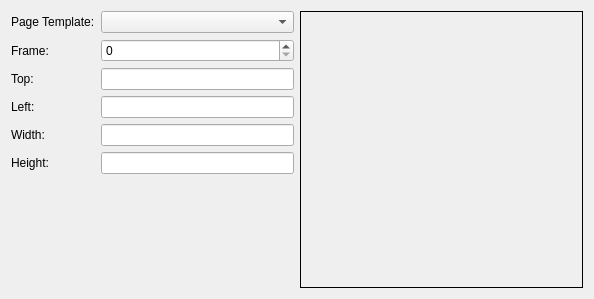
First picture: the form in gui/pagetemplates.ui, repository rafaelmartins/rst2pdf, before the edit.
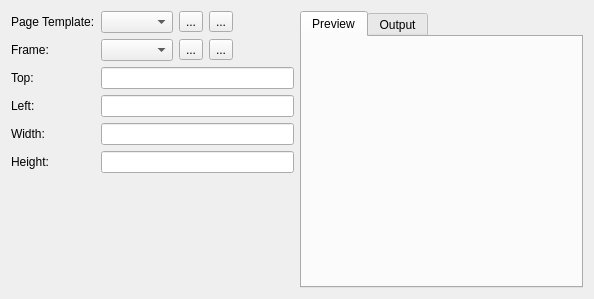
Second picture: the form after the edit. Icons and pictures are not drawn.

Commit message: Starting work in page template editor UI

```diff
--- a/gui/pagetemplates.ui
+++ b/gui/pagetemplates.ui
@@ -13,9 +13,12 @@
   <property name="windowTitle">
    <string>Form</string>
   </property>
-  <layout class="QHBoxLayout" name="horizontalLayout">
+  <layout class="QHBoxLayout" name="horizontalLayout_3">
    <item>
     <layout class="QFormLayout" name="formLayout">
+     <property name="fieldGrowthPolicy">
+      <enum>QFormLayout::ExpandingFieldsGrow</enum>
+     </property>
      <item row="0" column="0">
       <widget class="QLabel" name="label_2">
        <property name="text">
@@ -26,9 +29,6 @@
        </property>
       </widget>
      </item>
-     <item row="0" column="1">
-      <widget class="QComboBox" name="curTemplate"/>
-     </item>
      <item row="1" column="0">
       <widget class="QLabel" name="label">
        <property name="text">
@@ -36,9 +36,6 @@
        </property>
       </widget>
      </item>
-     <item row="1" column="1">
-      <widget class="QSpinBox" name="frameNumber"/>
-     </item>
      <item row="2" column="0">
       <widget class="QLabel" name="label_3">
        <property name="text">
@@ -79,22 +76,114 @@
      <item row="5" column="1">
       <widget class="QLineEdit" name="height"/>
      </item>
+     <item row="0" column="1">
+      <layout class="QHBoxLayout" name="horizontalLayout_2">
+       <item>
+        <widget class="QComboBox" name="templates"/>
+       </item>
+       <item>
+        <widget class="QToolButton" name="newTemplate">
+         <property name="text">
+          <string>...</string>
+         </property>
+         <property name="icon">
+          <iconset resource="icons.qrc">
+           <normaloff>:/icons/new.svg</normaloff>:/icons/new.svg</iconset>
+         </property>
+        </widget>
+       </item>
+       <item>
+        <widget class="QToolButton" name="delTemplate">
+         <property name="text">
+          <string>...</string>
+         </property>
+         <property name="icon">
+          <iconset resource="icons.qrc">
+           <normaloff>:/icons/close.svg</normaloff>:/icons/close.svg</iconset>
+         </property>
+        </widget>
+       </item>
+      </layout>
+     </item>
+     <item row="1" column="1">
+      <layout class="QHBoxLayout" name="horizontalLayout">
+       <item>
+        <widget class="QComboBox" name="frames"/>
+       </item>
+       <item>
+        <widget class="QToolButton" name="newFrame">
+         <property name="text">
+          <string>...</string>
+         </property>
+         <property name="icon">
+          <iconset resource="icons.qrc">
+           <normaloff>:/icons/new.svg</normaloff>:/icons/new.svg</iconset>
+         </property>
+        </widget>
+       </item>
+       <item>
+        <widget class="QToolButton" name="delFrame">
+         <property name="text">
+          <string>...</string>
+         </property>
+         <property name="icon">
+          <iconset resource="icons.qrc">
+           <normaloff>:/icons/close.svg</normaloff>:/icons/close.svg</iconset>
+         </property>
+        </widget>
+       </item>
+      </layout>
+     </item>
     </layout>
    </item>
    <item>
-    <widget class="QLabel" name="preview">
-     <property name="sizePolicy">
-      <sizepolicy hsizetype="Expanding" vsizetype="Preferred">
-       <horstretch>0</horstretch>
-       <verstretch>0</verstretch>
-      </sizepolicy>
+    <widget class="QTabWidget" name="tabWidget">
+     <property name="currentIndex">
+      <number>0</number>
      </property>
-     <property name="frameShape">
-      <enum>QFrame::Box</enum>
-     </property>
-     <property name="text">
-      <string/>
-     </property>
+     <widget class="QWidget" name="tab">
+      <attribute name="title">
+       <string>Preview</string>
+      </attribute>
+      <layout class="QVBoxLayout" name="verticalLayout">
+       <property name="margin">
+        <number>0</number>
+       </property>
+       <item>
+        <widget class="QLabel" name="preview">
+         <property name="sizePolicy">
+          <sizepolicy hsizetype="Expanding" vsizetype="Preferred">
+           <horstretch>0</horstretch>
+           <verstretch>0</verstretch>
+          </sizepolicy>
+         </property>
+         <property name="frameShape">
+          <enum>QFrame::NoFrame</enum>
+         </property>
+         <property name="text">
+          <string/>
+         </property>
+        </widget>
+       </item>
+      </layout>
+     </widget>
+     <widget class="QWidget" name="tab_2">
+      <attribute name="title">
+       <string>Output</string>
+      </attribute>
+      <layout class="QVBoxLayout" name="verticalLayout_2">
+       <property name="margin">
+        <number>0</number>
+       </property>
+       <item>
+        <widget class="QPlainTextEdit" name="snippet">
+         <property name="frameShape">
+          <enum>QFrame::NoFrame</enum>
+         </property>
+        </widget>
+       </item>
+      </layout>
+     </widget>
     </widget>
    </item>
   </layout>
```
Left out of the diff: 18 changed lines with no effect on the pictures. The commit also changes 6 other files.
